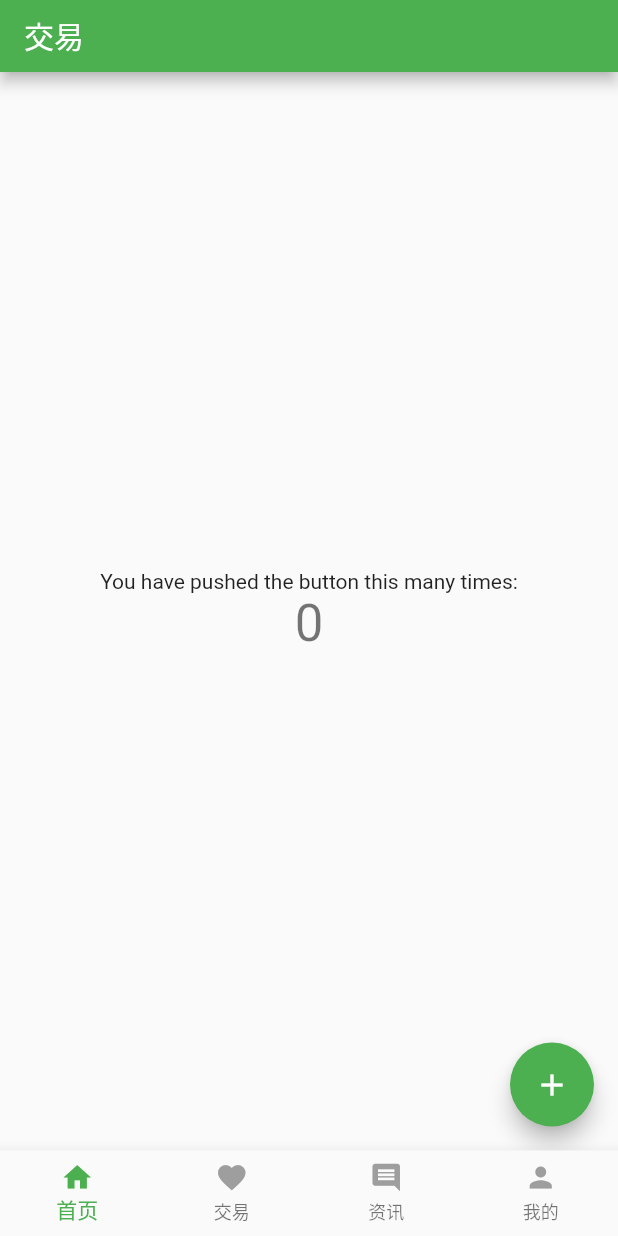
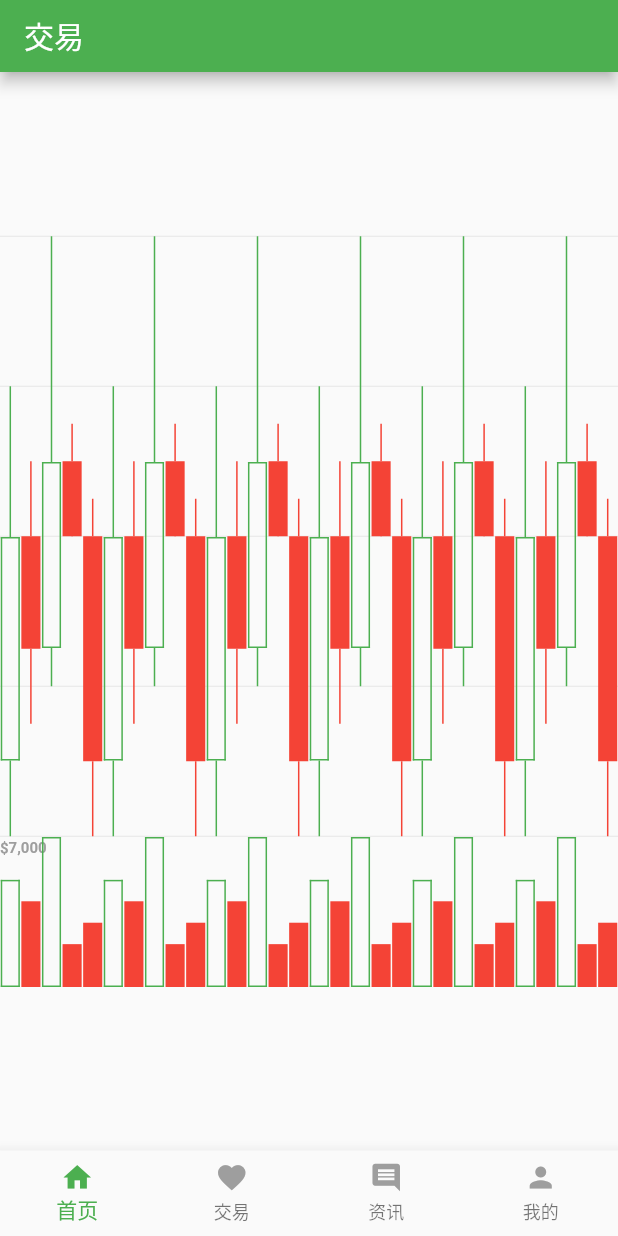
Before and after one commit to tianshaojie/flutter_practice, a Flutter app: the screen it shows after launch, swiped to page 2, on a phone screen of 412 x 824 dp. Run offline on Flutter 3.47's test engine with Material 2 defaults, Android fonts, the phone set to English and light mode, and no system bars.

Commit message:
candle test

```diff
--- a/lib/main/pages/main_trade_screen.dart
+++ b/lib/main/pages/main_trade_screen.dart
@@ -1,4 +1,6 @@
 import 'package:flutter/material.dart';
+import 'package:flutter_practice/practice/flutter_candlesticks.dart';
+
 
 class TradeScreen extends StatefulWidget {
   @override
@@ -8,16 +10,45 @@ class TradeScreen extends StatefulWidget {
 class _TradeScreenState extends State<TradeScreen>
     with AutomaticKeepAliveClientMixin {
   @override
-  // TODO: implement wantKeepAlive
   bool get wantKeepAlive => true;
 
-  int _counter = 0;
+  List sampleData = [
+    {"open":50.0, "high":100.0, "low":40.0, "close":80, "volumeto":5000.0},
+    {"open":80.0, "high":90.0, "low":55.0, "close":65, "volumeto":4000.0},
+    {"open":65.0, "high":120.0, "low":60.0, "close":90, "volumeto":7000.0},
+    {"open":90.0, "high":95.0, "low":85.0, "close":80, "volumeto":2000.0},
+    {"open":80.0, "high":85.0, "low":40.0, "close":50, "volumeto":3000.0},
 
-  void _incrementCounter() {
-    setState(() {
-      _counter++;
-    });
-  }
+    {"open":50.0, "high":100.0, "low":40.0, "close":80, "volumeto":5000.0},
+    {"open":80.0, "high":90.0, "low":55.0, "close":65, "volumeto":4000.0},
+    {"open":65.0, "high":120.0, "low":60.0, "close":90, "volumeto":7000.0},
+    {"open":90.0, "high":95.0, "low":85.0, "close":80, "volumeto":2000.0},
+    {"open":80.0, "high":85.0, "low":40.0, "close":50, "volumeto":3000.0},
+
+    {"open":50.0, "high":100.0, "low":40.0, "close":80, "volumeto":5000.0},
+    {"open":80.0, "high":90.0, "low":55.0, "close":65, "volumeto":4000.0},
+    {"open":65.0, "high":120.0, "low":60.0, "close":90, "volumeto":7000.0},
+    {"open":90.0, "high":95.0, "low":85.0, "close":80, "volumeto":2000.0},
+    {"open":80.0, "high":85.0, "low":40.0, "close":50, "volumeto":3000.0},
+
+    {"open":50.0, "high":100.0, "low":40.0, "close":80, "volumeto":5000.0},
+    {"open":80.0, "high":90.0, "low":55.0, "close":65, "volumeto":4000.0},
+    {"open":65.0, "high":120.0, "low":60.0, "close":90, "volumeto":7000.0},
+    {"open":90.0, "high":95.0, "low":85.0, "close":80, "volumeto":2000.0},
+    {"open":80.0, "high":85.0, "low":40.0, "close":50, "volumeto":3000.0},
+
+    {"open":50.0, "high":100.0, "low":40.0, "close":80, "volumeto":5000.0},
+    {"open":80.0, "high":90.0, "low":55.0, "close":65, "volumeto":4000.0},
+    {"open":65.0, "high":120.0, "low":60.0, "close":90, "volumeto":7000.0},
+    {"open":90.0, "high":95.0, "low":85.0, "close":80, "volumeto":2000.0},
+    {"open":80.0, "high":85.0, "low":40.0, "close":50, "volumeto":3000.0},
+
+    {"open":50.0, "high":100.0, "low":40.0, "close":80, "volumeto":5000.0},
+    {"open":80.0, "high":90.0, "low":55.0, "close":65, "volumeto":4000.0},
+    {"open":65.0, "high":120.0, "low":60.0, "close":90, "volumeto":7000.0},
+    {"open":90.0, "high":95.0, "low":85.0, "close":80, "volumeto":2000.0},
+    {"open":80.0, "high":85.0, "low":40.0, "close":50, "volumeto":3000.0},
+  ];
 
   @override
   Widget build(BuildContext context) {
@@ -28,24 +59,37 @@ class _TradeScreenState extends State<TradeScreen>
           ),
           preferredSize: Size.fromHeight(48.0)
       ),
+//      body: new Center(
+//        child: new Column(
+//          mainAxisAlignment: MainAxisAlignment.center,
+//          children: <Widget>[
+//            new Text(
+//              'You have pushed the button this many times:',
+//            ),
+//            new Text(
+//              '$_counter',
+//              style: Theme.of(context).textTheme.display1,
+//            ),
+//          ],
+//        ),
+//      ),
+//      floatingActionButton: new FloatingActionButton(
+//        onPressed: _incrementCounter,
+//        tooltip: 'Increment',
+//        child: new Icon(Icons.add),
+//      ),
       body: new Center(
-        child: new Column(
-          mainAxisAlignment: MainAxisAlignment.center,
-          children: <Widget>[
-            new Text(
-              'You have pushed the button this many times:',
-            ),
-            new Text(
-              '$_counter',
-              style: Theme.of(context).textTheme.display1,
-            ),
-          ],
+        child: new Container(
+          height: 500.0,
+          child: new OHLCVGraph(
+              data: sampleData,
+              enableGridLines: true,
+              volumeProp: 0.2,
+              gridLineAmount: 5,
+              gridLineColor: Colors.grey[300],
+              gridLineLabelColor: Colors.grey
+          ),
         ),
-      ),
-      floatingActionButton: new FloatingActionButton(
-        onPressed: _incrementCounter,
-        tooltip: 'Increment',
-        child: new Icon(Icons.add),
       ),
     );
   }
--- /dev/null
+++ b/lib/practice/flutter_candlesticks.dart
@@ -0,0 +1,303 @@
+import 'package:flutter/foundation.dart';
+import 'package:flutter/material.dart';
+
+class OHLCVGraph extends StatelessWidget {
+  OHLCVGraph({
+    Key key,
+    @required this.data,
+    this.lineWidth = 1.0,
+    this.fallbackHeight = 100.0,
+    this.fallbackWidth = 300.0,
+    this.gridLineColor = Colors.grey,
+    this.gridLineAmount = 5,
+    this.gridLineWidth = 0.5,
+    this.gridLineLabelColor = Colors.grey,
+    this.labelPrefix = "\$",
+    @required this.enableGridLines,
+    @required this.volumeProp,
+    this.increaseColor = Colors.green,
+    this.decreaseColor = Colors.red,
+  })  : assert(data != null),
+        super(key: key);
+
+  /// OHLCV data to graph  /// List of Maps containing open, high, low, close and volumeto
+  /// Example: [["open" : 40.0, "high" : 75.0, "low" : 25.0, "close" : 50.0, "volumeto" : 5000.0}, {...}]
+  final List data;
+
+  /// All lines in chart are drawn with this width
+  final double lineWidth;
+
+  /// Enable or disable grid lines
+  final bool enableGridLines;
+
+  /// Color of grid lines and label text
+  final Color gridLineColor;
+  final Color gridLineLabelColor;
+
+  /// Number of grid lines
+  final int gridLineAmount;
+
+  /// Width of grid lines
+  final double gridLineWidth;
+
+  /// Proportion of paint to be given to volume bar graph
+  final double volumeProp;
+
+  /// If graph is given unbounded space,
+  /// it will default to given fallback height and width
+  final double fallbackHeight;
+  final double fallbackWidth;
+
+  /// Symbol prefix for grid line labels
+  final String labelPrefix;
+
+  /// Increase color
+  final Color increaseColor;
+
+  /// Decrease color
+  final Color decreaseColor;
+
+  @override
+  Widget build(BuildContext context) {
+    return new LimitedBox(
+      maxHeight: fallbackHeight,
+      maxWidth: fallbackWidth,
+      child: new CustomPaint(
+        size: Size.infinite,
+        painter: new _OHLCVPainter(data,
+            lineWidth: lineWidth,
+            gridLineColor: gridLineColor,
+            gridLineAmount: gridLineAmount,
+            gridLineWidth: gridLineWidth,
+            gridLineLabelColor: gridLineLabelColor,
+            enableGridLines: enableGridLines,
+            volumeProp: volumeProp,
+            labelPrefix: labelPrefix,
+            increaseColor: increaseColor,
+            decreaseColor: decreaseColor),
+      ),
+    );
+  }
+}
+
+class _OHLCVPainter extends CustomPainter {
+  _OHLCVPainter(this.data,
+      {@required this.lineWidth,
+      @required this.enableGridLines,
+      @required this.gridLineColor,
+      @required this.gridLineAmount,
+      @required this.gridLineWidth,
+      @required this.gridLineLabelColor,
+      @required this.volumeProp,
+      @required this.labelPrefix,
+      @required this.increaseColor,
+      @required this.decreaseColor});
+
+  final List data;
+  final double lineWidth;
+  final bool enableGridLines;
+  final Color gridLineColor;
+  final int gridLineAmount;
+  final double gridLineWidth;
+  final Color gridLineLabelColor;
+  final String labelPrefix;
+  final double volumeProp;
+  final Color increaseColor;
+  final Color decreaseColor;
+
+  double _min;
+  double _max;
+  double _maxVolume;
+
+  List<TextPainter> gridLineTextPainters = [];
+  TextPainter maxVolumePainter;
+
+  numCommaParse(number) {
+    return number.round().toString().replaceAllMapped(
+        new RegExp(r'(\d{1,3})(?=(\d{3})+(?!\d))'), (Match m) => "${m[1]},");
+  }
+
+  update() {
+    _min = double.infinity;
+    _max = -double.infinity;
+    _maxVolume = -double.infinity;
+    for (var i in data) {
+      if (i["high"] > _max) {
+        _max = i["high"].toDouble();
+      }
+      if (i["low"] < _min) {
+        _min = i["low"].toDouble();
+      }
+      if (i["volumeto"] > _maxVolume) {
+        _maxVolume = i["volumeto"].toDouble();
+      }
+    }
+
+    if (enableGridLines) {
+      double gridLineValue;
+      for (int i = 0; i < gridLineAmount; i++) {
+        // Label grid lines
+        gridLineValue = _max - (((_max - _min) / (gridLineAmount - 1)) * i);
+
+        String gridLineText;
+        if (gridLineValue < 1) {
+          gridLineText = gridLineValue.toStringAsPrecision(4);
+        } else if (gridLineValue < 999) {
+          gridLineText = gridLineValue.toStringAsFixed(2);
+        } else {
+          gridLineText = gridLineValue.round().toString().replaceAllMapped(
+              new RegExp(r'(\d{1,3})(?=(\d{3})+(?!\d))'),
+              (Match m) => "${m[1]},");
+        }
+
+        gridLineTextPainters.add(new TextPainter(
+            text: new TextSpan(
+                text: labelPrefix + gridLineText,
+                style: new TextStyle(
+                    color: gridLineLabelColor,
+                    fontSize: 10.0,
+                    fontWeight: FontWeight.bold)),
+            textDirection: TextDirection.ltr));
+        gridLineTextPainters[i].layout();
+      }
+
+      // Label volume line
+      maxVolumePainter = new TextPainter(
+          text: new TextSpan(
+              text: "\$" + numCommaParse(_maxVolume),
+              style: new TextStyle(
+                  color: gridLineLabelColor,
+                  fontSize: 10.0,
+                  fontWeight: FontWeight.bold)),
+          textDirection: TextDirection.ltr);
+      maxVolumePainter.layout();
+    }
+  }
+
+  @override
+  void paint(Canvas canvas, Size size) {
+    if (_min == null || _max == null || _maxVolume == null) {
+      update();
+    }
+
+    final double volumeHeight = size.height * volumeProp;
+    final double volumeNormalizer = volumeHeight / _maxVolume;
+
+    double width = size.width;
+    final double height = size.height * (1 - volumeProp);
+
+    if (enableGridLines) {
+      width = size.width - gridLineTextPainters[0].text.text.length * 6;
+      Paint gridPaint = new Paint()
+        ..color = gridLineColor
+        ..strokeWidth = gridLineWidth;
+
+      double gridLineDist = height / (gridLineAmount - 1);
+      double gridLineY;
+
+      // Draw grid lines
+      for (int i = 0; i < gridLineAmount; i++) {
+        gridLineY = (gridLineDist * i).round().toDouble();
+        canvas.drawLine(new Offset(0.0, gridLineY),
+            new Offset(width, gridLineY), gridPaint);
+
+        // Label grid lines
+        gridLineTextPainters[i]
+            .paint(canvas, new Offset(width + 2.0, gridLineY - 6.0));
+      }
+
+      // Label volume line
+      maxVolumePainter.paint(canvas, new Offset(0.0, gridLineY + 2.0));
+    }
+
+    final double heightNormalizer = height / (_max - _min);
+    final double rectWidth = width / data.length;
+
+    double rectLeft;
+    double rectTop;
+    double rectRight;
+    double rectBottom;
+
+    Paint rectPaint;
+
+    // Loop through all data
+    for (int i = 0; i < data.length; i++) {
+      rectLeft = (i * rectWidth) + lineWidth / 2;
+      rectRight = ((i + 1) * rectWidth) - lineWidth / 2;
+
+      double volumeBarTop = (height + volumeHeight) -
+          (data[i]["volumeto"] * volumeNormalizer - lineWidth / 2);
+      double volumeBarBottom = height + volumeHeight + lineWidth / 2;
+
+      if (data[i]["open"] > data[i]["close"]) {
+        // Draw candlestick if decrease
+        rectTop = height - (data[i]["open"] - _min) * heightNormalizer;
+        rectBottom = height - (data[i]["close"] - _min) * heightNormalizer;
+        rectPaint = new Paint()
+          ..color = decreaseColor
+          ..strokeWidth = lineWidth;
+
+        Rect ocRect =
+            new Rect.fromLTRB(rectLeft, rectTop, rectRight, rectBottom);
+        canvas.drawRect(ocRect, rectPaint);
+
+        // Draw volume bars
+        Rect volumeRect = new Rect.fromLTRB(
+            rectLeft, volumeBarTop, rectRight, volumeBarBottom);
+        canvas.drawRect(volumeRect, rectPaint);
+      } else {
+        // Draw candlestick if increase
+        rectTop = (height - (data[i]["close"] - _min) * heightNormalizer) +
+            lineWidth / 2;
+        rectBottom = (height - (data[i]["open"] - _min) * heightNormalizer) -
+            lineWidth / 2;
+        rectPaint = new Paint()
+          ..color = increaseColor
+          ..strokeWidth = lineWidth;
+
+        canvas.drawLine(new Offset(rectLeft, rectBottom - lineWidth / 2),
+            new Offset(rectRight, rectBottom - lineWidth / 2), rectPaint);
+        canvas.drawLine(new Offset(rectLeft, rectTop + lineWidth / 2),
+            new Offset(rectRight, rectTop + lineWidth / 2), rectPaint);
+        canvas.drawLine(new Offset(rectLeft + lineWidth / 2, rectBottom),
+            new Offset(rectLeft + lineWidth / 2, rectTop), rectPaint);
+        canvas.drawLine(new Offset(rectRight - lineWidth / 2, rectBottom),
+            new Offset(rectRight - lineWidth / 2, rectTop), rectPaint);
+
+        // Draw volume bars
+        canvas.drawLine(new Offset(rectLeft, volumeBarBottom - lineWidth / 2),
+            new Offset(rectRight, volumeBarBottom - lineWidth / 2), rectPaint);
+        canvas.drawLine(new Offset(rectLeft, volumeBarTop + lineWidth / 2),
+            new Offset(rectRight, volumeBarTop + lineWidth / 2), rectPaint);
+        canvas.drawLine(new Offset(rectLeft + lineWidth / 2, volumeBarBottom),
+            new Offset(rectLeft + lineWidth / 2, volumeBarTop), rectPaint);
+        canvas.drawLine(new Offset(rectRight - lineWidth / 2, volumeBarBottom),
+            new Offset(rectRight - lineWidth / 2, volumeBarTop), rectPaint);
+      }
+
+      // Draw low/high candlestick wicks
+      double low = height - (data[i]["low"] - _min) * heightNormalizer;
+      double high = height - (data[i]["high"] - _min) * heightNormalizer;
+      canvas.drawLine(
+          new Offset(rectLeft + rectWidth / 2 - lineWidth / 2, rectBottom),
+          new Offset(rectLeft + rectWidth / 2 - lineWidth / 2, low),
+          rectPaint);
+      canvas.drawLine(
+          new Offset(rectLeft + rectWidth / 2 - lineWidth / 2, rectTop),
+          new Offset(rectLeft + rectWidth / 2 - lineWidth / 2, high),
+          rectPaint);
+    }
+  }
+
+  @override
+  bool shouldRepaint(_OHLCVPainter old) {
+    return data != old.data ||
+        lineWidth != old.lineWidth ||
+        enableGridLines != old.enableGridLines ||
+        gridLineColor != old.gridLineColor ||
+        gridLineAmount != old.gridLineAmount ||
+        gridLineWidth != old.gridLineWidth ||
+        volumeProp != old.volumeProp ||
+        gridLineLabelColor != old.gridLineLabelColor;
+  }
+}
```
